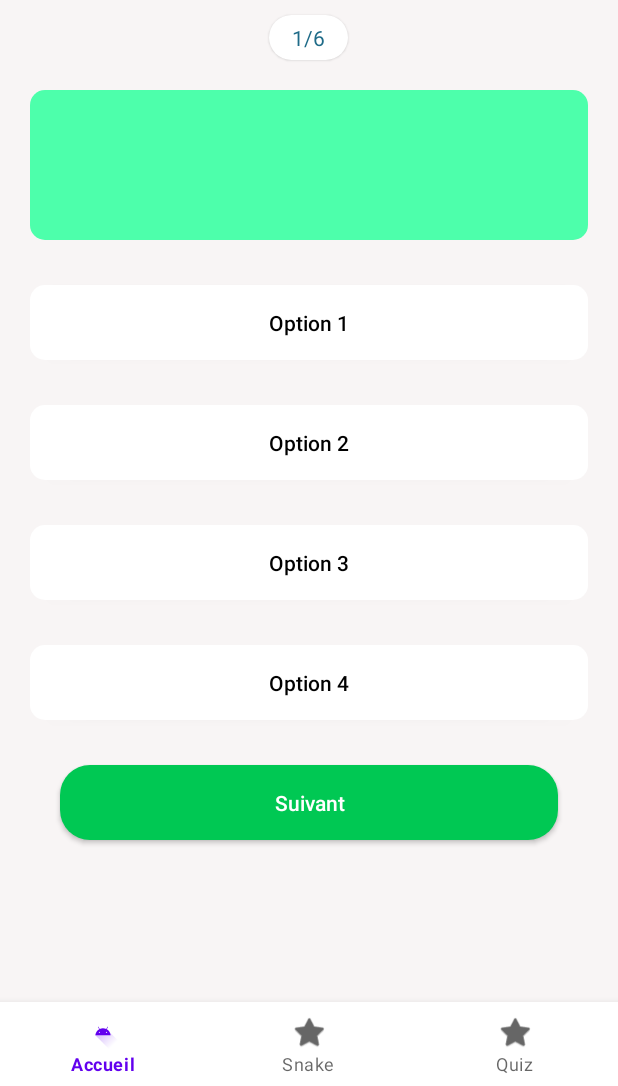
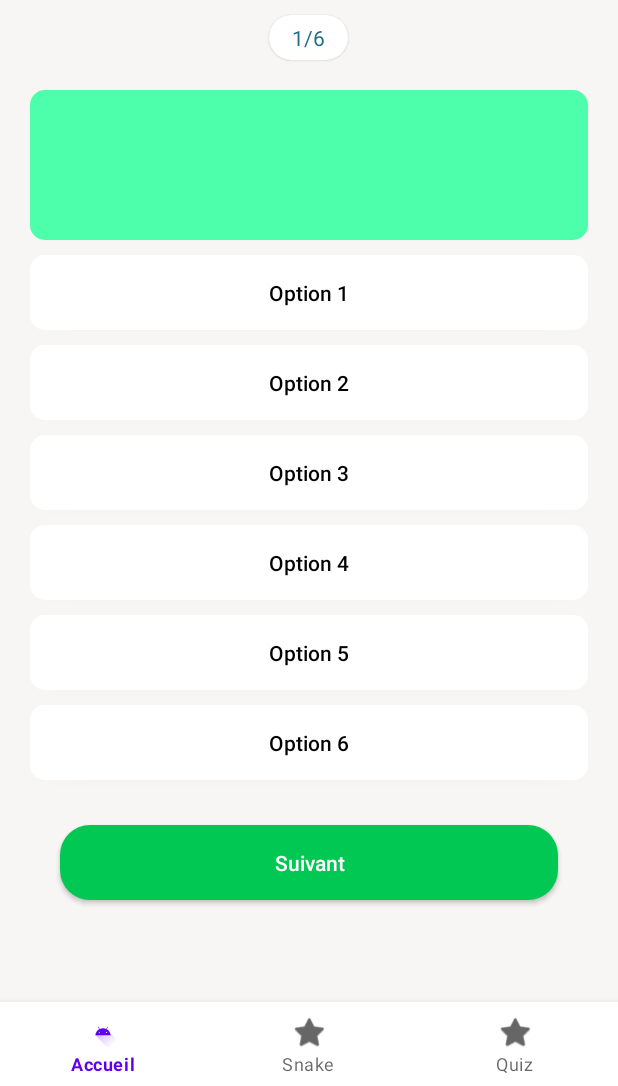
Before and after one commit to FlorentLeBot/soutenanceAndroid, an Android app: the fragment Fragment_Quiz placed in its activity, on a phone screen of 412 x 824 dp, the part 150-1236 px from its top. Run offline under Robolectric (Android 15) with nearby library versions, the phone set to English and light mode, and no system bars; pictures from the network do not load; 1 statement that could not run was skipped.

Commit message:
fin du quiz

```diff
--- a/app/src/main/java/cda/flolb/firebasetest/QuizModel.java
+++ b/app/src/main/java/cda/flolb/firebasetest/QuizModel.java
@@ -12,7 +12,6 @@ public class QuizModel {
     public List<Country> randomCountries;
     public boolean timerRunning = false;
     public long timeLeftInMillis = TIME_LIMIT;
-
     public void incrementScore() {
         this.score++;
     }
--- a/app/src/main/res/layout/fragment__quiz.xml
+++ b/app/src/main/res/layout/fragment__quiz.xml
@@ -88,7 +88,7 @@
         android:layout_width="match_parent"
         android:layout_height="50dp"
         android:layout_marginStart="20dp"
-        android:layout_marginTop="30dp"
+        android:layout_marginTop="10dp"
         android:layout_marginEnd="20dp"
         android:background="@drawable/round_back_white_stroke2"
         android:textAllCaps="false"
@@ -101,7 +101,7 @@
         android:layout_width="match_parent"
         android:layout_height="50dp"
         android:layout_marginStart="20dp"
-        android:layout_marginTop="30dp"
+        android:layout_marginTop="10dp"
         android:layout_marginEnd="20dp"
         android:background="@drawable/round_back_white_stroke2"
         android:textAllCaps="false"
@@ -113,7 +113,7 @@
         android:layout_width="match_parent"
         android:layout_height="50dp"
         android:layout_marginStart="20dp"
-        android:layout_marginTop="30dp"
+        android:layout_marginTop="10dp"
         android:layout_marginEnd="20dp"
         android:background="@drawable/round_back_white_stroke2"
         android:textAllCaps="false"
@@ -125,12 +125,37 @@
         android:layout_width="match_parent"
         android:layout_height="50dp"
         android:layout_marginStart="20dp"
-        android:layout_marginTop="30dp"
+        android:layout_marginTop="10dp"
         android:layout_marginEnd="20dp"
         android:background="@drawable/round_back_white_stroke2"
         android:textAllCaps="false"
         android:textColor="@color/black"
         android:text="Option 4"/>
+
+    <androidx.appcompat.widget.AppCompatButton
+        android:id="@+id/option5"
+        android:layout_width="match_parent"
+        android:layout_height="50dp"
+        android:layout_marginStart="20dp"
+        android:layout_marginTop="10dp"
+        android:layout_marginEnd="20dp"
+        android:background="@drawable/round_back_white_stroke2"
+        android:textAllCaps="false"
+        android:textColor="@color/black"
+        android:text="Option 5"/>
+
+    <androidx.appcompat.widget.AppCompatButton
+        android:id="@+id/option6"
+        android:layout_width="match_parent"
+        android:layout_height="50dp"
+        android:layout_marginStart="20dp"
+        android:layout_marginTop="10dp"
+        android:layout_marginEnd="20dp"
+        android:background="@drawable/round_back_white_stroke2"
+        android:textAllCaps="false"
+        android:textColor="@color/black"
+        android:text="Option 6"/>
+
 
 
     <androidx.appcompat.widget.AppCompatButton
```
Also changed, not shown: app/src/main/java/cda/flolb/firebasetest/Fragment_Quiz.java (+76 -95 lines).
